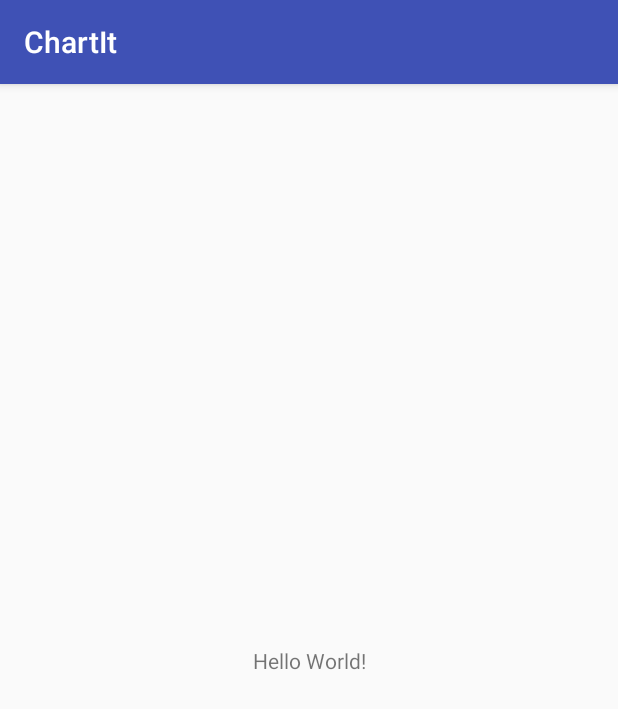
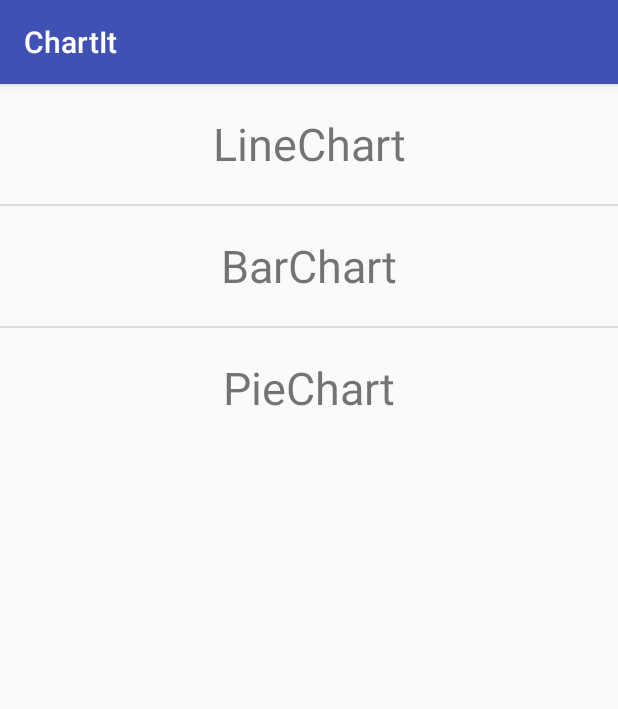
Before and after one commit to viseator/ChartIt, an Android app: the screen it shows after launch (MainActivity before the commit, ChartTypeActivity after it), on a phone screen of 412 x 824 dp. Shown: the top 709 px of the screen. Run offline under Robolectric (Android 15) with nearby library versions, the phone set to English and light mode, and no system bars; our stand-ins replace ButterKnife.

Commit message:
add base activity and two activities

```diff
--- a/app/build.gradle
+++ b/app/build.gradle
@@ -26,7 +26,7 @@ dependencies {
     })
     compile 'com.android.support:appcompat-v7:25.3.1'
     compile 'com.android.support.constraint:constraint-layout:1.0.2'
+    compile 'com.jakewharton:butterknife:8.6.0'
     testCompile 'junit:junit:4.12'
-    compile 'com.jakewharton:butterknife:8.6.0'
     annotationProcessor 'com.jakewharton:butterknife-compiler:8.6.0'
 }
--- /dev/null
+++ b/app/src/main/java/com/viseator/chartit/BaseActivity.java
@@ -0,0 +1,35 @@
+package com.viseator.chartit;
+
+import android.os.Bundle;
+import android.os.PersistableBundle;
+import android.support.annotation.Nullable;
+import android.support.v7.app.AppCompatActivity;
+
+import butterknife.ButterKnife;
+
+/**
+ * Created by viseator on 5/27/17.
+ * Wu Di
+ * Email: viseator@gmail.com
+ */
+
+public abstract class BaseActivity extends AppCompatActivity {
+
+    @Override
+    public void onCreate(@Nullable Bundle savedInstanceState, @Nullable PersistableBundle persistentState) {
+        super.onCreate(savedInstanceState, persistentState);
+    }
+
+    @Override
+    public void onCreate(@Nullable Bundle savedInstanceState) {
+        super.onCreate(savedInstanceState);
+        setContentView(getLayout());
+        ButterKnife.bind(this);
+        initView();
+        baseInit();
+    }
+
+    protected abstract int getLayout();
+    protected abstract void initView();
+    protected abstract void baseInit();
+}
--- a/app/src/main/java/com/viseator/chartit/MainActivity.java
+++ /dev/null
@@ -1,13 +0,0 @@
-package com.viseator.chartit;
-
-import android.support.v7.app.AppCompatActivity;
-import android.os.Bundle;
-
-public class MainActivity extends AppCompatActivity {
-
-    @Override
-    protected void onCreate(Bundle savedInstanceState) {
-        super.onCreate(savedInstanceState);
-        setContentView(R.layout.activity_main);
-    }
-}
--- /dev/null
+++ b/app/src/main/java/com/viseator/chartit/activity/ChartTypeActivity.java
@@ -0,0 +1,45 @@
+package com.viseator.chartit.activity;
+
+import android.support.v7.app.AppCompatActivity;
+import android.os.Bundle;
+import android.widget.ArrayAdapter;
+import android.widget.ListAdapter;
+import android.widget.ListView;
+
+import com.viseator.chartit.BaseActivity;
+import com.viseator.chartit.R;
+
+import butterknife.BindView;
+import butterknife.OnItemSelected;
+
+public class ChartTypeActivity extends BaseActivity {
+
+    @BindView(R.id.chart_list)
+    ListView listView;
+    @Override
+    public void onCreate(Bundle savedInstanceState) {
+        super.onCreate(savedInstanceState);
+    }
+
+    @OnItemSelected(R.id.chart_list)
+    public void onListItemSelected(int position){
+
+    }
+    @Override
+    protected int getLayout() {
+        return R.layout.activity_chart_type;
+    }
+
+    @Override
+    protected void initView() {
+        String[] listContent = new String[]{"LineChart","BarChart","PieChart"};
+        ListAdapter listAdapter = new ArrayAdapter<>(this,R.layout.list_content,listContent);
+        listView.setAdapter(listAdapter);
+    }
+
+    @Override
+    protected void baseInit() {
+
+    }
+
+}
--- /dev/null
+++ b/app/src/main/res/layout/activity_chart_type.xml
@@ -0,0 +1,16 @@
+<?xml version="1.0" encoding="utf-8"?>
+<android.support.constraint.ConstraintLayout xmlns:android="http://schemas.android.com/apk/res/android"
+    xmlns:app="http://schemas.android.com/apk/res-auto"
+    xmlns:tools="http://schemas.android.com/tools"
+    android:layout_width="match_parent"
+    android:layout_height="match_parent"
+    tools:context="com.viseator.chartit.activity.ChartTypeActivity">
+
+    <ListView
+        android:id="@+id/chart_list"
+        tools:listitem="@layout/list_content"
+        android:layout_width="match_parent"
+        android:layout_height="wrap_content">
+
+    </ListView>
+</android.support.constraint.ConstraintLayout>
--- a/app/src/main/res/layout/activity_main.xml
+++ b/app/src/main/res/layout/activity_main.xml
@@ -4,15 +4,16 @@
     xmlns:tools="http://schemas.android.com/tools"
     android:layout_width="match_parent"
     android:layout_height="match_parent"
-    tools:context="com.viseator.chartit.MainActivity">
+    tools:context="com.viseator.chartit.activity.MainActivity">
 
-    <TextView
-        android:layout_width="wrap_content"
-        android:layout_height="wrap_content"
-        android:text="Hello World!"
-        app:layout_constraintBottom_toBottomOf="parent"
+    <Button
+        android:id="@+id/entry_button_main"
+        android:layout_width="100dp"
+        android:layout_height="100dp"
         app:layout_constraintLeft_toLeftOf="parent"
         app:layout_constraintRight_toRightOf="parent"
-        app:layout_constraintTop_toTopOf="parent" />
-
+        app:layout_constraintTop_toTopOf="parent"
+        app:layout_constraintBottom_toBottomOf="parent"
+        android:text="Chart It"
+         />
 </android.support.constraint.ConstraintLayout>
--- /dev/null
+++ b/app/src/main/res/layout/list_content.xml
@@ -0,0 +1,11 @@
+<?xml version="1.0" encoding="utf-8"?>
+<TextView xmlns:android="http://schemas.android.com/apk/res/android"
+    xmlns:tools="http://schemas.android.com/tools"
+    tools:text="Hello"
+    android:textSize="30sp"
+    android:layout_gravity="center"
+    android:gravity="center"
+    android:layout_width="match_parent"
+    android:layout_height="80dp">
+
+</TextView>
```
Also changed, not shown: app/src/main/AndroidManifest.xml (+8 -1 lines), app/src/main/java/com/viseator/chartit/activity/MainActivity.java (added, +40 -0 lines).
